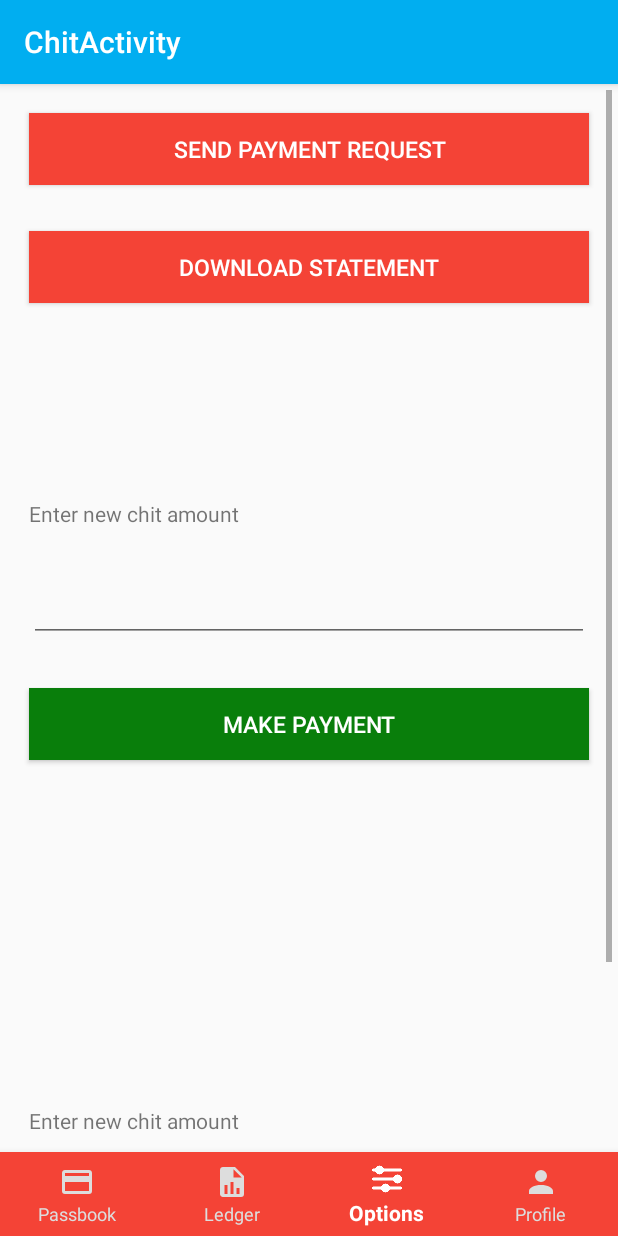
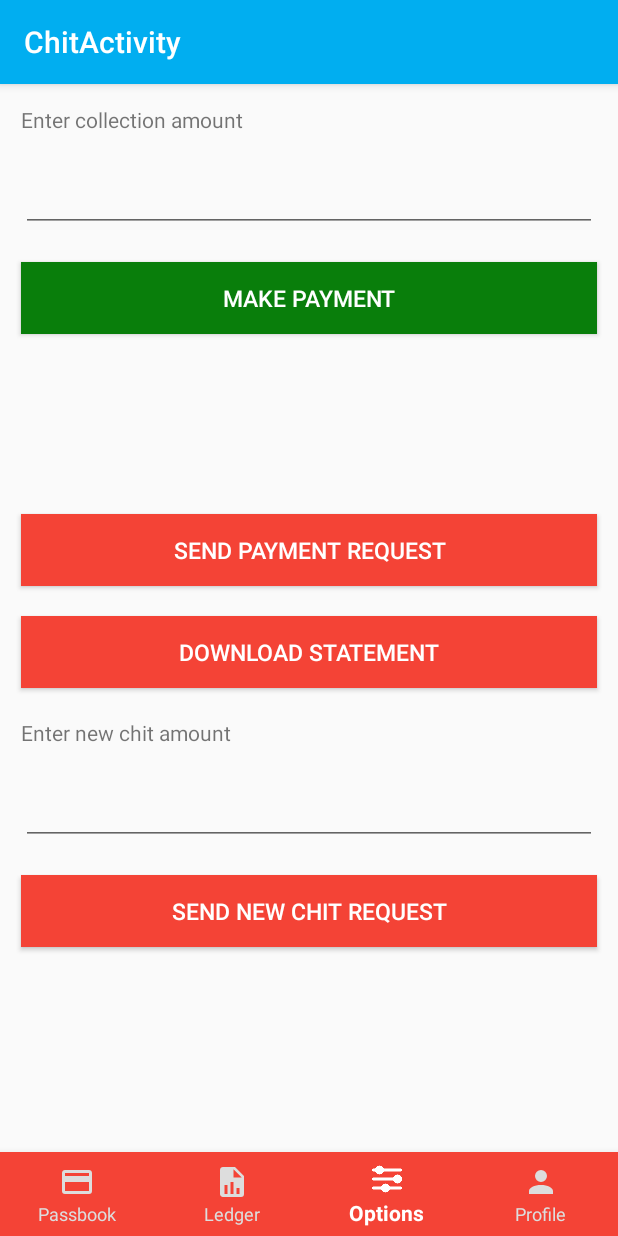
Before and after one commit to arunFTip/Alaya-Customer-2008072-A, an Android app: the OptionActivity screen opened directly, with no data from a screen before it, on a phone screen of 412 x 824 dp. Run offline under Robolectric (Android 15) with nearby library versions, the phone set to English and light mode, and no system bars; libraries missing offline, so code that uses them is left out: cn.pedant, com.loopj.android, com.paytm.pgsdk, cz.msebera.android; 6 statements that could not run were skipped.

Commit message:
Statement download issue cleared

```diff
--- a/app/src/main/AndroidManifest.xml
+++ b/app/src/main/AndroidManifest.xml
@@ -99,6 +99,7 @@
     </application>
 
     <uses-permission android:name="android.permission.INTERNET" />
+    <uses-permission android:name="android.permission.WRITE_INTERNAL_STORAGE" />
     <uses-permission android:name="android.permission.WRITE_EXTERNAL_STORAGE"></uses-permission>
     <uses-permission android:name="android.permission.ACCESS_NETWORK_STATE"></uses-permission>
     <uses-permission android:name="android.permission.READ_PHONE_STATE" tools:node="remove" />
--- a/app/src/main/java/com/ftipinfosol/alayachits/ChitActivity.java
+++ b/app/src/main/java/com/ftipinfosol/alayachits/ChitActivity.java
@@ -198,4 +198,6 @@ public class ChitActivity extends AppCompatActivity {
                 return super.onOptionsItemSelected(item);
         }
     }
+
+
 }
--- a/app/src/main/java/com/ftipinfosol/alayachits/LedgerExtract.java
+++ b/app/src/main/java/com/ftipinfosol/alayachits/LedgerExtract.java
@@ -196,4 +196,6 @@ public class LedgerExtract extends AppCompatActivity {
                 return super.onOptionsItemSelected(item);
         }
     }
+
+
 }
--- a/app/src/main/java/com/ftipinfosol/alayachits/OptionActivity.java
+++ b/app/src/main/java/com/ftipinfosol/alayachits/OptionActivity.java
@@ -11,7 +11,9 @@ import android.os.Environment;
 import android.util.Log;
 import android.view.MenuItem;
 import android.view.View;
+import android.widget.Button;
 import android.widget.EditText;
+import android.widget.LinearLayout;
 import android.widget.TextView;
 import android.widget.Toast;
 
@@ -61,16 +63,21 @@ public class OptionActivity extends AppCompatActivity{
     private ProgressDialog dialog;
     private ProgressDialog dialogPayTM;
 
+    Button btnSendPaymentRequest, btnMakePayment;
+    LinearLayout llMakePayment;
+
     private String  TAG ="OptionActivity";
     private Integer ActivityRequestCode = 2;
-    private String midString ="eWrKgz59911424619072", txnAmountString="", orderIdString="", txnTokenString="";
+    private String midString ="JbSYXr73122233302720", txnAmountString="", orderIdString="", txnTokenString="";
     EditText etPaymentAmount;
+
+    //PayTm production change midString & String host; Prod - JbSYXr73122233302720; Test - eWrKgz59911424619072
 
     TextView tvPaytmResponse, tvPaytmResponseAddPaymentInSoftware;
     String mPaytmResponse, mPaytmResponseAddPaymentInSoftware;
 
 
-    private BottomNavigationView.OnNavigationItemSelectedListener mOnNavigationItemSelectedListener
+    private BottomNavigationView.OnNavigationItemSelectedListener mOnNavigationItemSelectedListenerCool
             = new BottomNavigationView.OnNavigationItemSelectedListener() {
 
         @Override
@@ -96,12 +103,15 @@ public class OptionActivity extends AppCompatActivity{
     protected void onCreate(Bundle savedInstanceState) {
         super.onCreate(savedInstanceState);
         setContentView(R.layout.activity_options);
-        BottomNavigationView navView = findViewById(R.id.nav_view);
+        BottomNavigationView navView = findViewById(R.id.nav_view_optionsActivity);
         navView.setSelectedItemId(R.id.navigation_options);
-        navView.setOnNavigationItemSelectedListener(mOnNavigationItemSelectedListener);
+        navView.setOnNavigationItemSelectedListener(mOnNavigationItemSelectedListenerCool);
 
 
         Toolbar toolbar = findViewById(R.id.toolbar);
+        btnMakePayment = findViewById(R.id.make_payment);
+        btnSendPaymentRequest = findViewById(R.id.payment_request);
+        llMakePayment = findViewById(R.id.llMakePayment);
         try {
             ticket = new JSONObject(getIntent().getStringExtra("ticket"));
             toolbar.setTitle("Options : "+(ticket.getString("ticket_code").length()>0?ticket.getString("ticket_code"):ticket.getString("temp_id")));
@@ -111,6 +121,12 @@ public class OptionActivity extends AppCompatActivity{
             setSupportActionBar(toolbar);
 //            Objects.requireNonNull(getSupportActionBar()).setDisplayHomeAsUpEnabled(true);
 //            getSupportActionBar().setDisplayShowHomeEnabled(true);
+
+            if(ticket.getString("closed_status").equals("1")){
+                btnSendPaymentRequest.setVisibility(View.INVISIBLE);
+                //btnMakePayment.setVisibility(View.INVISIBLE);
+                llMakePayment.setVisibility(View.INVISIBLE);
+            }
         } catch (JSONException e) {
             e.printStackTrace();
             finish();
@@ -265,9 +281,9 @@ public class OptionActivity extends AppCompatActivity{
     public void startPaytmPayment (String token){
         txnTokenString = token;
         // for test mode use it
-        String host = "https://securegw-stage.paytm.in/";//commented
+        //String host = "https://securegw-stage.paytm.in/";//commented
         // for production mode use it
-        //String host = "https://securegw.paytm.in/";
+        String host = "https://securegw.paytm.in/";
         String orderDetails = "MID: " + midString + ", OrderId: " + orderIdString + ", TxnToken: " + txnTokenString
                 + ", Amount: " + txnAmountString;
         //Log.e(TAG, "order details "+ orderDetails);
@@ -282,6 +298,7 @@ public class OptionActivity extends AppCompatActivity{
                 //Toast.makeText(getApplicationContext(), "Payment has been completed successfully", Toast.LENGTH_LONG).show();
 
                 String respMsg =bundle.getString("RESPMSG");
+                String txnID = bundle.getString("TXNID");
                 Log.e("OptionActivity", "RESPMSG : "+ respMsg);
                 tvPaytmResponse.setText(mPaytmResponse+ respMsg);
                 tvPaytmResponseAddPaymentInSoftware.setText(mPaytmResponseAddPaymentInSoftware+"Updating...");
@@ -293,6 +310,7 @@ public class OptionActivity extends AppCompatActivity{
                         params.put("tiid", tiid);
                         params.put("cuid", cuid);
                         params.put("amount", txnAmountString);
+                        params.put("trans_id", txnID);
                         client.addHeader("Accept", "application/json");
                         client.addHeader("Authorization", MainActivity.AUTH_TOKEN);
 
@@ -465,7 +483,7 @@ public class OptionActivity extends AppCompatActivity{
             }
         });
         transactionManager.setShowPaymentUrl(host + "theia/api/v1/showPaymentPage");
-        transactionManager.startTransaction(this, ActivityRequestCode);
+        transactionManager.startTransaction(OptionActivity.this, ActivityRequestCode);
     }
     @Override
     protected void onActivityResult(int requestCode, int resultCode, Intent data) {
@@ -480,6 +498,7 @@ public class OptionActivity extends AppCompatActivity{
                     Log.e(TAG, key + " : " + (bundle.get(key) != null ? bundle.get(key) : "NULL"));
                 }
             }
+            Log.e(TAG, "Data all "+ data.toString());
             Log.e(TAG, " data "+  data.getStringExtra("nativeSdkForMerchantMessage"));
             Log.e(TAG, " data response - "+data.getStringExtra("response"));
 /*
@@ -587,15 +606,25 @@ public class OptionActivity extends AppCompatActivity{
                     e1.printStackTrace();
                 }
 
+
                 //String _url = "http://192.168.1.6:8000/ledger_view_statement/"+_filename;
                 String _url = Config.DOWNLOAD_STATEMENT_URL+_filename;
+                //_url = "http://test4.sf3.in/ledger_view_statement/Statement_A1B-1-2.pdf";
+                Log.e("URL", _url);
+
+                Intent browserIntent = new Intent(Intent.ACTION_VIEW, Uri.parse(_url));
+                startActivity(browserIntent);
+
+                //PDFTools.showPDFUrl(OptionActivity.this, _url);
+
+                //new DownloadTask(OptionActivity.this, _url);
 
                 HttpCache.write(getApplicationContext(), "report"+params, String.valueOf(response));
-                Toast.makeText(getApplicationContext(), "Download request sent successfully", Toast.LENGTH_SHORT).show();
+                Toast.makeText(getApplicationContext(), "Downloaded successfully", Toast.LENGTH_SHORT).show();
                 //new DownloadFile().execute("http://192.168.1.6:8000/ledger_view_statement/Statement_A1C-6-7.pdf", "Statement_A1C.pdf");
-                new DownloadFile().execute(_url, _filename);
+                //new DownloadFile().execute(_url, _filename);
                 //showPdf("AlayaChits","Statement_A1C.pdf" );
-                showPdf("AlayaChits",_filename );
+                //showPdf("AlayaChits",_filename );
 
             }
 
@@ -609,45 +638,45 @@ public class OptionActivity extends AppCompatActivity{
 
     }
 
-    private class DownloadFile extends AsyncTask<String, Void, Void> {
-
-        @Override
-        protected Void doInBackground(String... strings) {
-            String fileUrl = strings[0];   // -> http://maven.apache.org/maven-1.x/maven.pdf
-            String fileName = strings[1];  // -> maven.pdf
-            String extStorageDirectory = Environment.getExternalStorageDirectory().toString();
-            File folder = new File(extStorageDirectory, "AlayaChits");
-            folder.mkdir();
-
-            File pdfFile = new File(folder, fileName);
-
-            try{
-                pdfFile.createNewFile();
-            }catch (IOException e){
-                e.printStackTrace();
-            }
-            FileDownloader.downloadFile(fileUrl, pdfFile);
-            return null;
-        }
-    }
-
-    public void showPdf(String folder, String filename)
-    {
-        //File file = new File(Environment.getExternalStorageDirectory()+"/pdf/Read.pdf");
-        File file = new File(Environment.getExternalStorageDirectory()+"//"+folder+"//"+filename);
-        //File file = new File("/storage/emulated/0/AlayaChits/Statement_A1C.pdf");
-        PackageManager packageManager = getPackageManager();
-        Intent testIntent = new Intent(Intent.ACTION_VIEW);
-        testIntent.setType("application/pdf");
-        List list = packageManager.queryIntentActivities(testIntent, PackageManager.MATCH_DEFAULT_ONLY);
-        Intent intent = new Intent();
-        intent.setAction(Intent.ACTION_VIEW);
-        intent.setFlags(Intent.FLAG_GRANT_READ_URI_PERMISSION);
-        //Uri uri = Uri.fromFile(file);
-        Uri uri = FileProvider.getUriForFile(OptionActivity.this,BuildConfig.APPLICATION_ID + ".provider", file);
-        intent.setDataAndType(uri, "application/pdf");
-        startActivity(intent);
-    }
+//    private class DownloadFile extends AsyncTask<String, Void, Void> {
+//
+//        @Override
+//        protected Void doInBackground(String... strings) {
+//            String fileUrl = strings[0];   // -> http://maven.apache.org/maven-1.x/maven.pdf
+//            String fileName = strings[1];  // -> maven.pdf
+//            String extStorageDirectory = Environment.getExternalStorageDirectory().toString();
+//            File folder = new File(extStorageDirectory, "AlayaChits");
+//            folder.mkdir();
+//
+//            File pdfFile = new File(folder, fileName);
+//
+//            try{
+//                pdfFile.createNewFile();
+//            }catch (IOException e){
+//                e.printStackTrace();
+//            }
+//            FileDownloader.downloadFile(fileUrl, pdfFile);
+//            return null;
+//        }
+//    }
+//
+//    public void showPdf(String folder, String filename)
+//    {
+//        //File file = new File(Environment.getExternalStorageDirectory()+"/pdf/Read.pdf");
+//        File file = new File(Environment.getExternalStorageDirectory()+"//"+folder+"//"+filename);
+//        //File file = new File("/storage/emulated/0/AlayaChits/Statement_A1C.pdf");
+//        PackageManager packageManager = getPackageManager();
+//        Intent testIntent = new Intent(Intent.ACTION_VIEW);
+//        testIntent.setType("application/pdf");
+//        List list = packageManager.queryIntentActivities(testIntent, PackageManager.MATCH_DEFAULT_ONLY);
+//        Intent intent = new Intent();
+//        intent.setAction(Intent.ACTION_VIEW);
+//        intent.setFlags(Intent.FLAG_GRANT_READ_URI_PERMISSION);
+//        //Uri uri = Uri.fromFile(file);
+//        Uri uri = FileProvider.getUriForFile(OptionActivity.this,BuildConfig.APPLICATION_ID + ".provider", file);
+//        intent.setDataAndType(uri, "application/pdf");
+//        startActivity(intent);
+//    }
 
     public boolean onOptionsItemSelected(MenuItem item) {
         switch (item.getItemId()) {
@@ -670,4 +699,6 @@ public class OptionActivity extends AppCompatActivity{
                 return super.onOptionsItemSelected(item);
         }
     }
+
+
 }
--- a/app/src/main/java/com/ftipinfosol/alayachits/PassbookActivity.java
+++ b/app/src/main/java/com/ftipinfosol/alayachits/PassbookActivity.java
@@ -108,7 +108,7 @@ public class PassbookActivity extends AppCompatActivity {
         recyclerView.setAdapter(adapter);
         dialog = new ProgressDialog(this);
         dialog.setCancelable(false);
-        //prepareData();        //uncomment before live
+        prepareData();        //uncomment before live
 
 //        recyclerView.addOnScrollListener(new EndlessScroll() {
 //            @Override
@@ -232,4 +232,5 @@ public class PassbookActivity extends AppCompatActivity {
         }
     }
 
+
 }
--- a/app/src/main/res/layout/activity_options.xml
+++ b/app/src/main/res/layout/activity_options.xml
@@ -26,8 +26,13 @@
         android:layout_height="match_parent"
         app:layout_behavior="@string/appbar_scrolling_view_behavior" >
 
+        <include
+            layout="@layout/content_options"
+            app:layout_anchor="@+id/container"
+            app:layout_anchorGravity="center" />
+
         <com.google.android.material.bottomnavigation.BottomNavigationView
-            android:id="@+id/nav_view"
+            android:id="@+id/nav_view_optionsActivity"
             android:layout_width="match_parent"
             android:layout_height="wrap_content"
             android:layout_marginStart="0dp"
@@ -42,9 +47,6 @@
 
     </FrameLayout>
 
-    <include
-        layout="@layout/content_options"
-        app:layout_anchor="@+id/container"
-        app:layout_anchorGravity="center" />
+
 
 </androidx.coordinatorlayout.widget.CoordinatorLayout>
--- a/app/src/main/res/layout/content_options.xml
+++ b/app/src/main/res/layout/content_options.xml
@@ -26,61 +26,29 @@
                 android:orientation="vertical"
                 android:focusable="true" android:focusableInTouchMode="true">
 
-            <LinearLayout
-                android:layout_width="match_parent"
-                android:layout_height="wrap_content"
-                android:orientation="vertical"
-                android:focusable="true" android:focusableInTouchMode="true">
-
-                <Button
-                    android:layout_margin="15dp"
-                    android:id="@+id/payment_request"
+                <LinearLayout
+                    android:id="@+id/llMakePayment"
                     android:layout_width="match_parent"
                     android:layout_height="wrap_content"
-                    android:layout_marginTop="20dp"
-                    android:textSize="15sp"
-                    android:background="@color/colorAccent"
-                    android:textColor="@color/colorWhite"
-                    android:text="@string/payment_request"
-                    android:onClick="payment_request" />
-                <Button
-                    android:layout_margin="15dp"
-                    android:id="@+id/download_statement"
-                    android:layout_width="match_parent"
-                    android:layout_height="wrap_content"
-                    android:layout_marginTop="20dp"
-                    android:textSize="15sp"
-                    android:background="@color/colorAccent"
-                    android:textColor="@color/colorWhite"
-                    android:text="@string/download_statement"
-                    android:onClick="download_statement" />
-            </LinearLayout>
-
-                <LinearLayout
-                    android:layout_width="match_parent"
-                    android:layout_height="wrap_content"
-                    android:layout_marginTop="100dp"
-
                     android:orientation="vertical"
                     android:focusable="true" android:focusableInTouchMode="true">
 
                     <TextView
-                        android:layout_margin="15dp"
+                        android:layout_margin="10dp"
                         android:layout_width="match_parent"
                         android:layout_height="match_parent"
-                        android:text="Enter new chit amount"/>
+                        android:text="Enter collection amount"/>
                     <EditText
-                        android:layout_margin="15dp"
+                        android:layout_margin="10dp"
                         android:layout_width="match_parent"
                         android:layout_height="match_parent"
                         android:inputType="number"
                         android:id="@+id/payment_amount"/>
                     <Button
-                        android:layout_margin="15dp"
+                        android:layout_margin="10dp"
                         android:id="@+id/make_payment"
                         android:layout_width="match_parent"
                         android:layout_height="wrap_content"
-                        android:layout_marginTop="20dp"
                         android:textSize="15sp"
                         android:background="@color/colorGreen"
                         android:textColor="@color/colorWhite"
@@ -104,24 +72,53 @@
             <LinearLayout
                 android:layout_width="match_parent"
                 android:layout_height="wrap_content"
-                android:layout_marginTop="100dp"
+                android:orientation="vertical"
+                android:focusable="true"
+                android:focusableInTouchMode="true">
 
+                <Button
+                    android:layout_margin="10dp"
+                    android:id="@+id/payment_request"
+                    android:layout_width="match_parent"
+                    android:layout_height="wrap_content"
+                    android:textSize="15sp"
+                    android:background="@color/colorAccent"
+                    android:textColor="@color/colorWhite"
+                    android:text="@string/payment_request"
+                    android:onClick="payment_request" />
+                <Button
+                    android:layout_margin="10dp"
+                    android:id="@+id/download_statement"
+                    android:layout_width="match_parent"
+                    android:layout_height="wrap_content"
+                    android:textSize="15sp"
+                    android:background="@color/colorAccent"
+                    android:textColor="@color/colorWhite"
+                    android:text="@string/download_statement"
+                    android:onClick="download_statement" />
+            </LinearLayout>
+
+
+
+            <LinearLayout
+                android:layout_width="match_parent"
+                android:layout_height="wrap_content"
                 android:orientation="vertical"
                 android:focusable="true" android:focusableInTouchMode="true">
 
                 <TextView
-                    android:layout_margin="15dp"
+                    android:layout_margin="10dp"
                     android:layout_width="match_parent"
                     android:layout_height="match_parent"
                     android:text="Enter new chit amount"/>
                 <EditText
-                    android:layout_margin="15dp"
+                    android:layout_margin="10dp"
                     android:layout_width="match_parent"
                     android:layout_height="match_parent"
                     android:inputType="number"
                     android:id="@+id/chit_request_amount"/>
                 <Button
-                    android:layout_margin="15dp"
+                    android:layout_margin="10dp"
                     android:id="@+id/chit_request"
                     android:layout_width="match_parent"
                     android:layout_height="wrap_content"
--- a/app/src/main/res/xml/network_security_config.xml
+++ b/app/src/main/res/xml/network_security_config.xml
@@ -2,6 +2,7 @@
 <network-security-config>
     <domain-config cleartextTrafficPermitted="true">
 <!--        <domain includeSubdomains="true">app.sreealayachits.com</domain>-->
-        <domain includeSubdomains="true">192.168.1.8</domain>
+<!--        <domain includeSubdomains="true">192.168.1.8</domain>-->
+        <domain includeSubdomains="true">http://test4.sf3.in</domain>
     </domain-config>
 </network-security-config>
```
Also changed, not shown: app/src/main/java/com/ftipinfosol/alayachits/CheckForSDCard.java (added, +14 -0 lines), app/src/main/java/com/ftipinfosol/alayachits/Config.java (+10 -3 lines), app/src/main/java/com/ftipinfosol/alayachits/DownloadTask.java (added, +184 -0 lines), app/src/main/java/com/ftipinfosol/alayachits/PDFTools.java (added, +172 -0 lines), app/src/main/res/values/strings.xml (+9 -0 lines).
